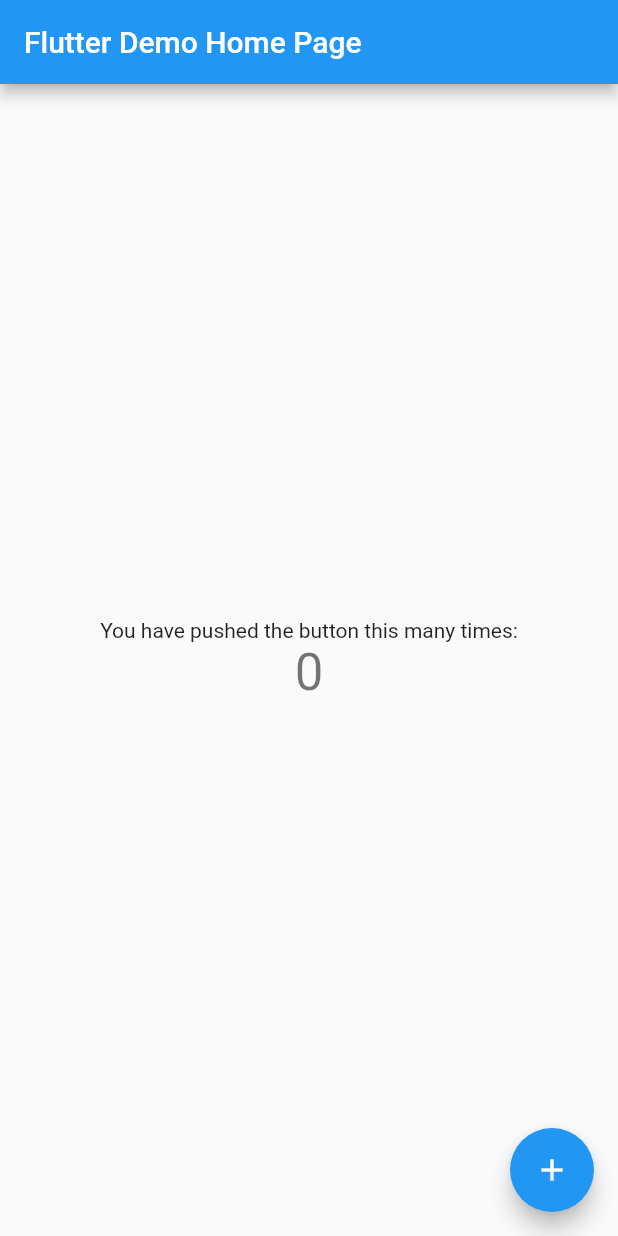
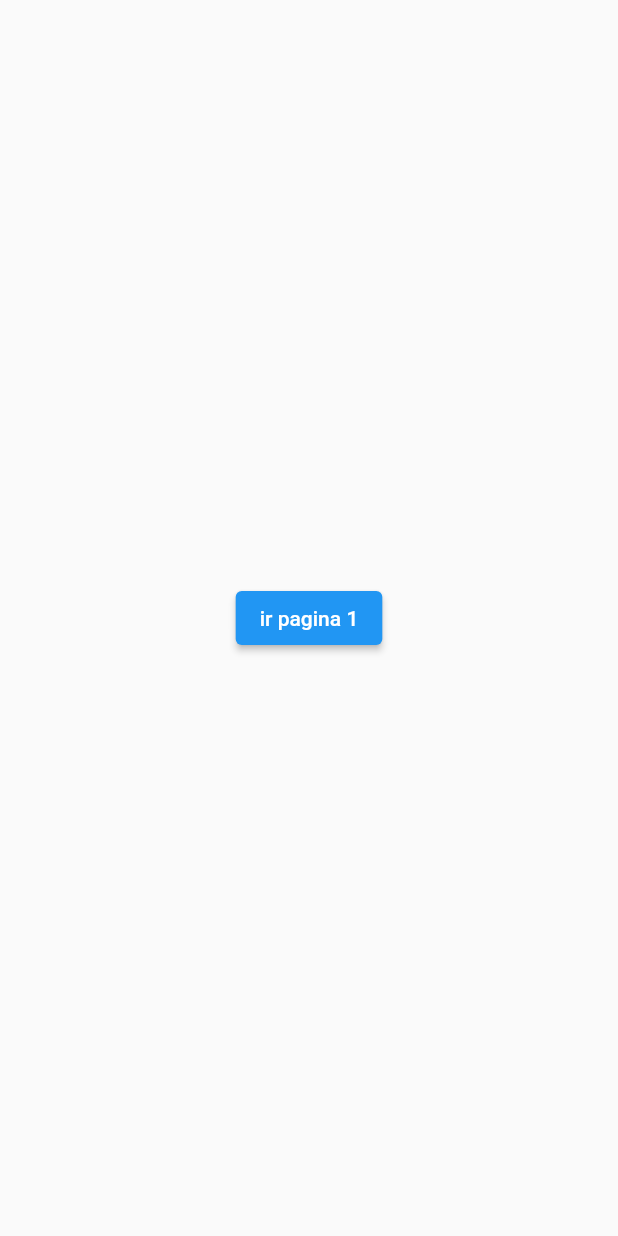
Before and after one commit to mbinoti/gorouter-demo, a Flutter app: the screen it shows after launch, on a phone screen of 412 x 824 dp. Run offline on Flutter 3.47's test engine with Material 2 defaults, Android fonts, the light colour scheme and no system bars.

Commit message:
adicionada funcionalidade de navegação

```diff
--- a/lib/main.dart
+++ b/lib/main.dart
@@ -1,4 +1,5 @@
 import 'package:flutter/material.dart';
+import 'package:navpage/page1.dart';
 
 void main() {
   runApp(const MyApp());
@@ -13,103 +14,9 @@
     return MaterialApp(
       title: 'Flutter Demo',
       theme: ThemeData(
-        // This is the theme of your application.
-        //
-        // Try running your application with "flutter run". You'll see the
-        // application has a blue toolbar. Then, without quitting the app, try
-        // changing the primarySwatch below to Colors.green and then invoke
-        // "hot reload" (press "r" in the console where you ran "flutter run",
-        // or simply save your changes to "hot reload" in a Flutter IDE).
-        // Notice that the counter didn't reset back to zero; the application
-        // is not restarted.
         primarySwatch: Colors.blue,
       ),
-      home: const MyHomePage(title: 'Flutter Demo Home Page'),
+      home: const Page1(),
     );
   }
 }
-
-class MyHomePage extends StatefulWidget {
-  const MyHomePage({Key? key, required this.title}) : super(key: key);
-
-  // This widget is the home page of your application. It is stateful, meaning
-  // that it has a State object (defined below) that contains fields that affect
-  // how it looks.
-
-  // This class is the configuration for the state. It holds the values (in this
-  // case the title) provided by the parent (in this case the App widget) and
-  // used by the build method of the State. Fields in a Widget subclass are
-  // always marked "final".
-
-  final String title;
-
-  @override
-  State<MyHomePage> createState() => _MyHomePageState();
-}
-
-class _MyHomePageState extends State<MyHomePage> {
-  int _counter = 0;
-
-  void _incrementCounter() {
-    setState(() {
-      // This call to setState tells the Flutter framework that something has
-      // changed in this State, which causes it to rerun the build method below
-      // so that the display can reflect the updated values. If we changed
-      // _counter without calling setState(), then the build method would not be
-      // called again, and so nothing would appear to happen.
-      _counter++;
-    });
-  }
-
-  @override
-  Widget build(BuildContext context) {
-    // This method is rerun every time setState is called, for instance as done
-    // by the _incrementCounter method above.
-    //
-    // The Flutter framework has been optimized to make rerunning build methods
-    // fast, so that you can just rebuild anything that needs updating rather
-    // than having to individually change instances of widgets.
-    return Scaffold(
-      appBar: AppBar(
-        // Here we take the value from the MyHomePage object that was created by
-        // the App.build method, and use it to set our appbar title.
-        title: Text(widget.title),
-      ),
-      body: Center(
-        // Center is a layout widget. It takes a single child and positions it
-        // in the middle of the parent.
-        child: Column(
-          // Column is also a layout widget. It takes a list of children and
-          // arranges them vertically. By default, it sizes itself to fit its
-          // children horizontally, and tries to be as tall as its parent.
-          //
-          // Invoke "debug painting" (press "p" in the console, choose the
-          // "Toggle Debug Paint" action from the Flutter Inspector in Android
-          // Studio, or the "Toggle Debug Paint" command in Visual Studio Code)
-          // to see the wireframe for each widget.
-          //
-          // Column has various properties to control how it sizes itself and
-          // how it positions its children. Here we use mainAxisAlignment to
-          // center the children vertically; the main axis here is the vertical
-          // axis because Columns are vertical (the cross axis would be
-          // horizontal).
-          mainAxisAlignment: MainAxisAlignment.center,
-          children: <Widget>[
-            const Text(
-              'You have pushed the button this many times:',
-            ),
-            Text(
-              '$_counter',
-              style: Theme.of(context).textTheme.headline4,
-            ),
-          ],
-        ),
-      ),
-      floatingActionButton: FloatingActionButton(
-        onPressed: _incrementCounter,
-        tooltip: 'Increment',
-        child: const Icon(Icons.add),
-      ), // This trailing comma makes auto-formatting nicer for build methods.
-    );
-  }
-}
--- /dev/null
+++ b/lib/page1.dart
@@ -0,0 +1,22 @@
+import 'package:flutter/material.dart';
+import 'package:navpage/page2.dart';
+
+class Page1 extends StatelessWidget {
+  const Page1({Key? key}) : super(key: key);
+
+  @override
+  Widget build(BuildContext context) {
+    return Scaffold(
+      body: Center(
+        child: ElevatedButton(
+          onPressed: () {
+            Navigator.of(context).push(
+              MaterialPageRoute(builder: (context) => const Page2()),
+            );
+          },
+          child: const Text('ir pagina 1'),
+        ),
+      ),
+    );
+  }
+}
```
Also changed, not shown: lib/page2.dart (added, +19 -0 lines).
